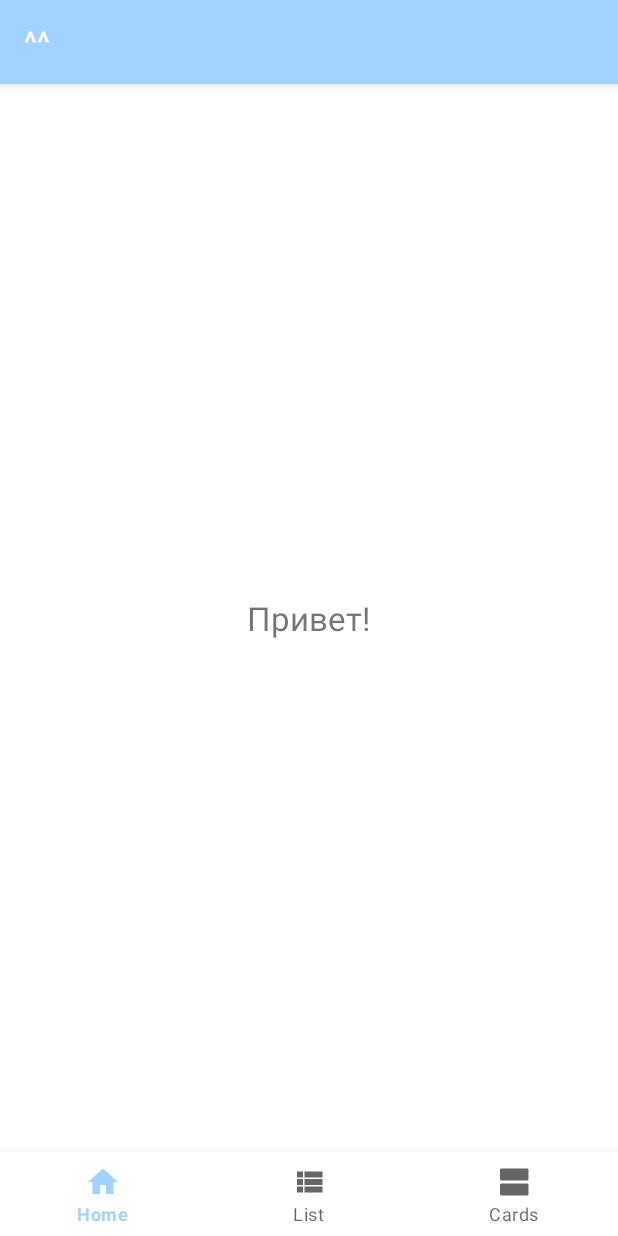
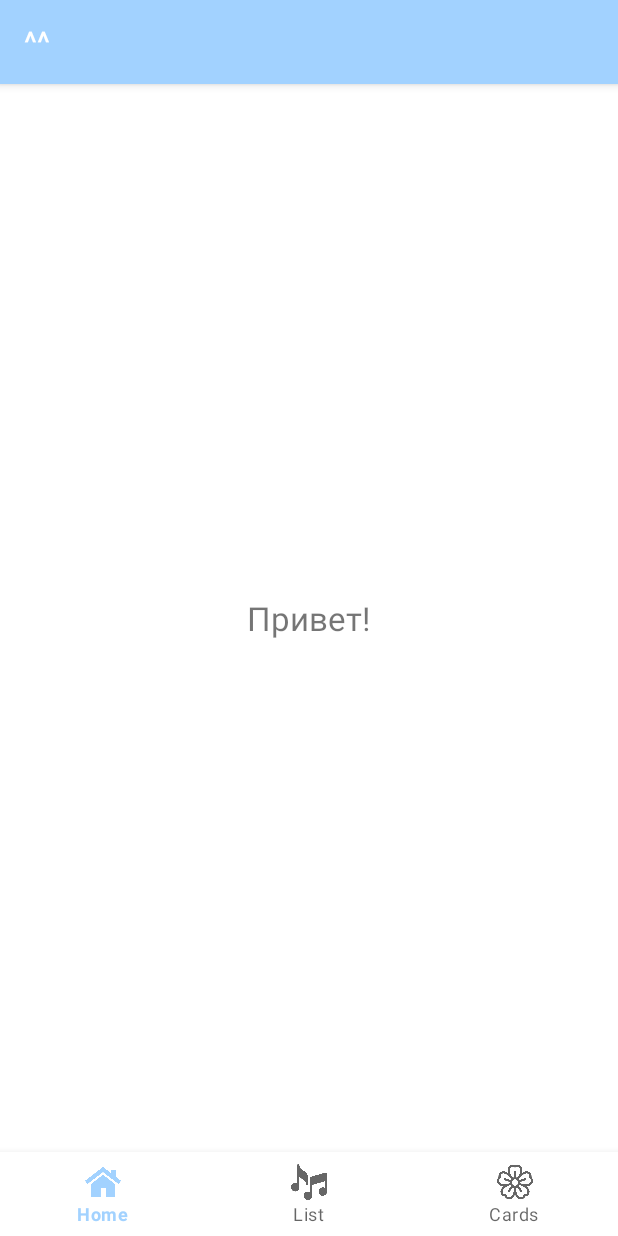
Before and after one commit to renett-t/android-lab-homeworks-1, an Android app: the screen it shows after launch (MainActivity), on a phone screen of 412 x 824 dp. Run offline under Robolectric (Android 15) with nearby library versions, the phone set to English and light mode, and no system bars; our stand-ins replace navigation-ui.

Commit message:
added delete btn (no realization yet), updated icon images

```diff
--- a/app/src/main/java/ru/itis/renett/testapp/fragments/SecondFragment.kt
+++ b/app/src/main/java/ru/itis/renett/testapp/fragments/SecondFragment.kt
@@ -1,7 +1,6 @@
 package ru.itis.renett.testapp.fragments
 
 import android.app.AlertDialog
-import android.content.DialogInterface
 import android.os.Bundle
 import android.view.LayoutInflater
 import android.view.View
--- a/app/src/main/res/drawable/icon_cards.xml
+++ /dev/null
@@ -1,10 +0,0 @@
-<vector xmlns:android="http://schemas.android.com/apk/res/android"
-    android:width="24dp"
-    android:height="24dp"
-    android:viewportWidth="24"
-    android:viewportHeight="24"
-    android:tint="?attr/colorControlNormal">
-  <path
-      android:fillColor="@android:color/white"
-      android:pathData="M20,13L3,13c-0.55,0 -1,0.45 -1,1v6c0,0.55 0.45,1 1,1h17c0.55,0 1,-0.45 1,-1v-6c0,-0.55 -0.45,-1 -1,-1zM20,3L3,3c-0.55,0 -1,0.45 -1,1v6c0,0.55 0.45,1 1,1h17c0.55,0 1,-0.45 1,-1L21,4c0,-0.55 -0.45,-1 -1,-1z"/>
-</vector>
--- a/app/src/main/res/drawable/icon_home.xml
+++ /dev/null
@@ -1,10 +0,0 @@
-<vector xmlns:android="http://schemas.android.com/apk/res/android"
-    android:width="24dp"
-    android:height="24dp"
-    android:viewportWidth="24"
-    android:viewportHeight="24"
-    android:tint="?attr/colorControlNormal">
-  <path
-      android:fillColor="@android:color/white"
-      android:pathData="M10,20v-6h4v6h5v-8h3L12,3 2,12h3v8z"/>
-</vector>
--- a/app/src/main/res/drawable/icon_list.xml
+++ /dev/null
@@ -1,10 +0,0 @@
-<vector xmlns:android="http://schemas.android.com/apk/res/android"
-    android:width="24dp"
-    android:height="24dp"
-    android:viewportWidth="24"
-    android:viewportHeight="24"
-    android:tint="?attr/colorControlNormal">
-  <path
-      android:fillColor="@android:color/white"
-      android:pathData="M4,14h4v-4L4,10v4zM4,19h4v-4L4,15v4zM4,9h4L8,5L4,5v4zM9,14h12v-4L9,10v4zM9,19h12v-4L9,15v4zM9,5v4h12L21,5L9,5z"/>
-</vector>
--- a/app/src/main/res/menu/menu.xml
+++ b/app/src/main/res/menu/menu.xml
@@ -8,10 +8,10 @@
         />
     <item
         android:id="@+id/secondFragment"
-        android:icon="@drawable/icon_list"
+        android:icon="@drawable/icon_music"
         android:title="List" />
     <item
         android:id="@+id/thirdFragment"
-        android:icon="@drawable/icon_cards"
+        android:icon="@drawable/icon_flower"
         android:title="Cards" />
 </menu>
```
Also changed, not shown: app/src/main/java/ru/itis/renett/testapp/rvtracks/TrackHolder.kt (+6 -4 lines), app/src/main/res/layout/item_track.xml (+10 -7 lines), app/src/main/res/drawable/icon_delete.png (added), app/src/main/res/drawable/icon_flower.png (added), app/src/main/res/drawable/icon_home.png (added), app/src/main/res/drawable/icon_music.png (added).
